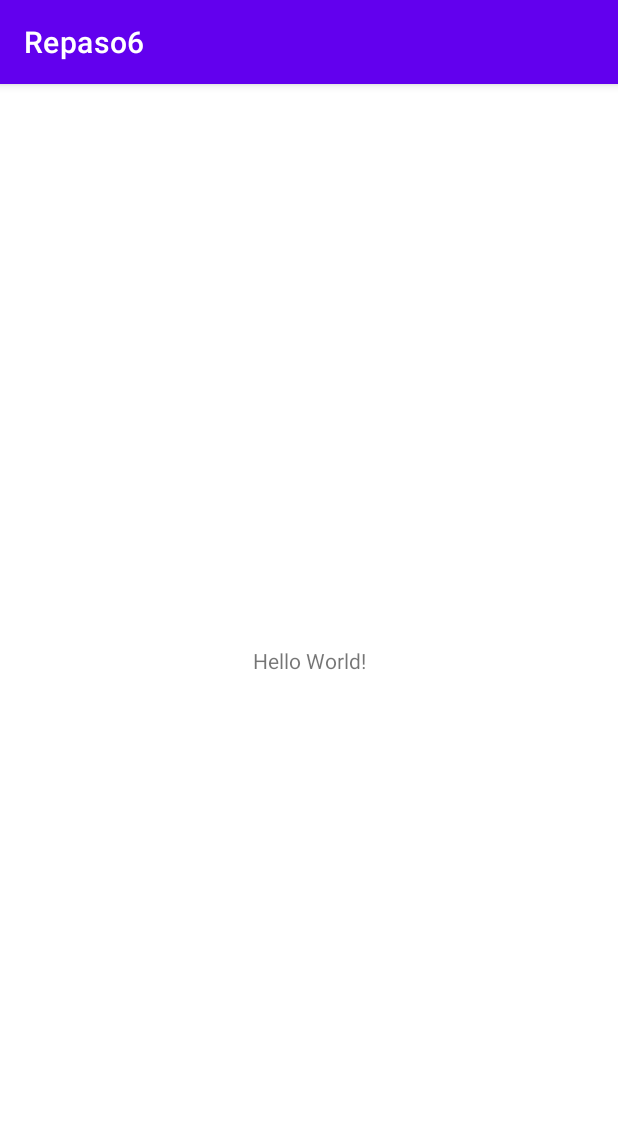
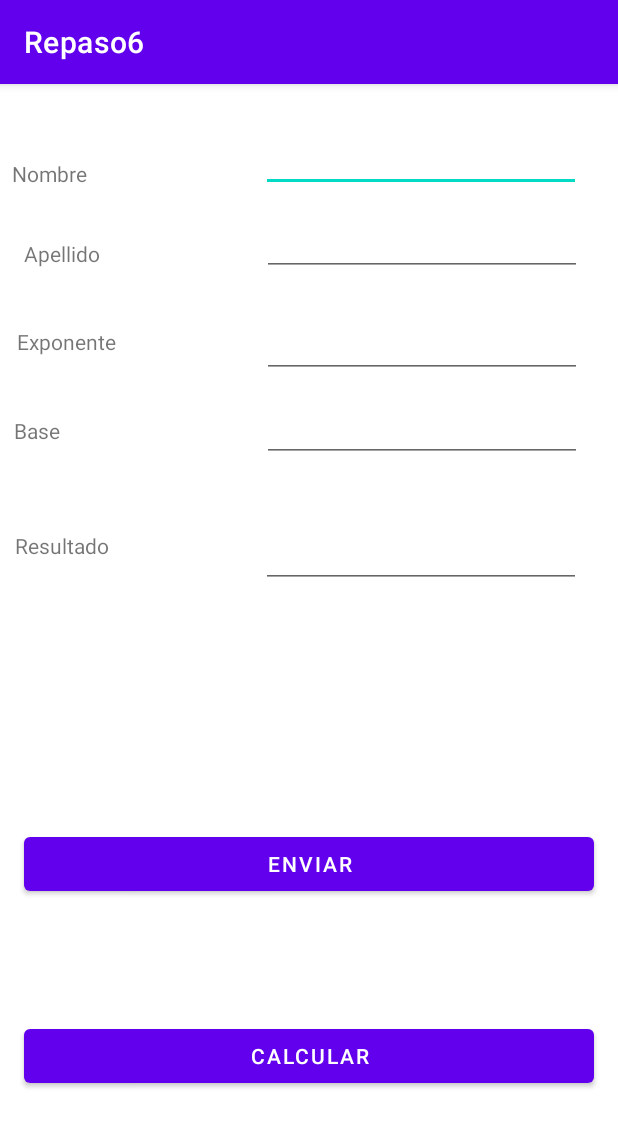
Before and after one commit to DarioTixi/Repaso6, an Android app: the screen it shows after launch (MainActivity), on a phone screen of 412 x 824 dp. Shown: the top 1127 px of the screen. Run offline under Robolectric (Android 15) with nearby library versions, the phone set to English and light mode, and no system bars.

Commit message:
Otro commit

```diff
--- a/app/src/main/res/layout/activity_main.xml
+++ b/app/src/main/res/layout/activity_main.xml
@@ -4,15 +4,152 @@
     xmlns:tools="http://schemas.android.com/tools"
     android:layout_width="match_parent"
     android:layout_height="match_parent"
-    tools:context=".MainActivity">
+    tools:context=".MainActivity"
+    tools:layout_editor_absoluteX="76dp"
+    tools:layout_editor_absoluteY="-31dp">
+
+    <EditText
+        android:id="@+id/editTextNombre"
+        android:layout_width="wrap_content"
+        android:layout_height="wrap_content"
+        android:layout_marginTop="24dp"
+        android:ems="10"
+        android:inputType="textPersonName"
+        android:minHeight="48dp"
+        app:layout_constraintEnd_toEndOf="parent"
+        app:layout_constraintHorizontal_bias="0.875"
+        app:layout_constraintStart_toStartOf="parent"
+        app:layout_constraintTop_toTopOf="parent"
+        tools:ignore="SpeakableTextPresentCheck,SpeakableTextPresentCheck" />
+
+    <EditText
+        android:id="@+id/editTextApellido"
+        android:layout_width="wrap_content"
+        android:layout_height="wrap_content"
+        android:layout_marginTop="8dp"
+        android:ems="10"
+        android:inputType="textPersonName"
+        android:minHeight="48dp"
+        app:layout_constraintEnd_toEndOf="parent"
+        app:layout_constraintHorizontal_bias="0.88"
+        app:layout_constraintStart_toStartOf="parent"
+        app:layout_constraintTop_toBottomOf="@+id/editTextNombre"
+        tools:ignore="SpeakableTextPresentCheck" />
+
+    <EditText
+        android:id="@+id/editTextExponente"
+        android:layout_width="wrap_content"
+        android:layout_height="wrap_content"
+        android:layout_marginTop="20dp"
+        android:ems="10"
+        android:inputType="textPersonName"
+        android:minHeight="48dp"
+        app:layout_constraintEnd_toEndOf="parent"
+        app:layout_constraintHorizontal_bias="0.88"
+        app:layout_constraintStart_toStartOf="parent"
+        app:layout_constraintTop_toBottomOf="@+id/editTextApellido"
+        tools:ignore="SpeakableTextPresentCheck" />
+
+    <EditText
+        android:id="@+id/editTextBase"
+        android:layout_width="wrap_content"
+        android:layout_height="wrap_content"
+        android:layout_marginTop="8dp"
+        android:ems="10"
+        android:inputType="textPersonName"
+        android:minHeight="48dp"
+        app:layout_constraintEnd_toEndOf="parent"
+        app:layout_constraintHorizontal_bias="0.88"
+        app:layout_constraintStart_toStartOf="parent"
+        app:layout_constraintTop_toBottomOf="@+id/editTextExponente"
+        tools:ignore="SpeakableTextPresentCheck" />
+
+    <EditText
+        android:id="@+id/editTextResultado"
+        android:layout_width="wrap_content"
+        android:layout_height="wrap_content"
+        android:layout_marginTop="36dp"
+        android:ems="10"
+        android:inputType="textPersonName"
+        android:minHeight="48dp"
+        app:layout_constraintEnd_toEndOf="parent"
+        app:layout_constraintHorizontal_bias="0.875"
+        app:layout_constraintStart_toStartOf="parent"
+        app:layout_constraintTop_toBottomOf="@+id/editTextBase"
+        tools:ignore="SpeakableTextPresentCheck" />
 
     <TextView
+        android:id="@+id/textView"
         android:layout_width="wrap_content"
         android:layout_height="wrap_content"
-        android:text="Hello World!"
-        app:layout_constraintBottom_toBottomOf="parent"
-        app:layout_constraintEnd_toEndOf="parent"
+        android:layout_marginStart="8dp"
+        android:layout_marginTop="50dp"
+        android:text="Nombre"
         app:layout_constraintStart_toStartOf="parent"
         app:layout_constraintTop_toTopOf="parent" />
 
+    <TextView
+        android:id="@+id/textView2"
+        android:layout_width="wrap_content"
+        android:layout_height="wrap_content"
+        android:layout_marginStart="16dp"
+        android:layout_marginTop="103dp"
+        android:text="Apellido"
+        app:layout_constraintStart_toStartOf="parent"
+        app:layout_constraintTop_toTopOf="parent" />
+
+    <TextView
+        android:id="@+id/textView3"
+        android:layout_width="wrap_content"
+        android:layout_height="wrap_content"
+        android:layout_marginStart="11dp"
+        android:layout_marginTop="39dp"
+        android:text="Exponente"
+        app:layout_constraintStart_toStartOf="parent"
+        app:layout_constraintTop_toBottomOf="@+id/textView2" />
+
+    <TextView
+        android:id="@+id/textView4"
+        android:layout_width="wrap_content"
+        android:layout_height="wrap_content"
+        android:layout_marginStart="9dp"
+        android:layout_marginTop="40dp"
+        android:text="Base"
+        app:layout_constraintStart_toStartOf="parent"
+        app:layout_constraintTop_toBottomOf="@+id/textView3" />
+
+    <TextView
+        android:id="@+id/textView5"
+        android:layout_width="wrap_content"
+        android:layout_height="wrap_content"
+        android:layout_marginStart="10dp"
+        android:layout_marginTop="57dp"
+        android:text="Resultado"
+        app:layout_constraintStart_toStartOf="parent"
+        app:layout_constraintTop_toBottomOf="@+id/textView4" />
+
+    <Button
+        android:id="@+id/button_Enviar"
+        android:layout_width="0dp"
+        android:layout_height="wrap_content"
+        android:layout_marginStart="16dp"
+        android:layout_marginEnd="16dp"
+        android:layout_marginBottom="224dp"
+        android:text="Enviar"
+        app:layout_constraintBottom_toBottomOf="parent"
+        app:layout_constraintEnd_toEndOf="parent"
+        app:layout_constraintHorizontal_bias="0.0"
+        app:layout_constraintStart_toStartOf="parent" />
+
+    <Button
+        android:id="@+id/button_Calcular"
+        android:layout_width="0dp"
+        android:layout_height="wrap_content"
+        android:layout_marginStart="16dp"
+        android:layout_marginEnd="16dp"
+        android:layout_marginBottom="96dp"
+        android:text="Calcular"
+        app:layout_constraintBottom_toBottomOf="parent"
+        app:layout_constraintEnd_toEndOf="parent"
+        app:layout_constraintStart_toStartOf="parent" />
 </androidx.constraintlayout.widget.ConstraintLayout>
```
